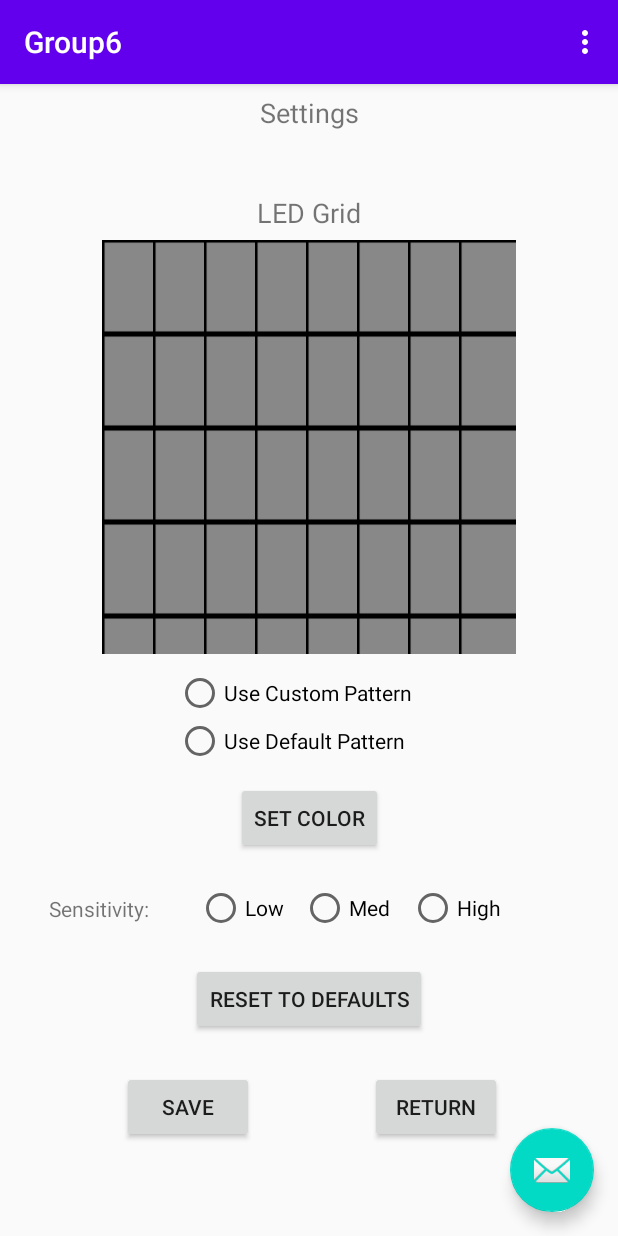
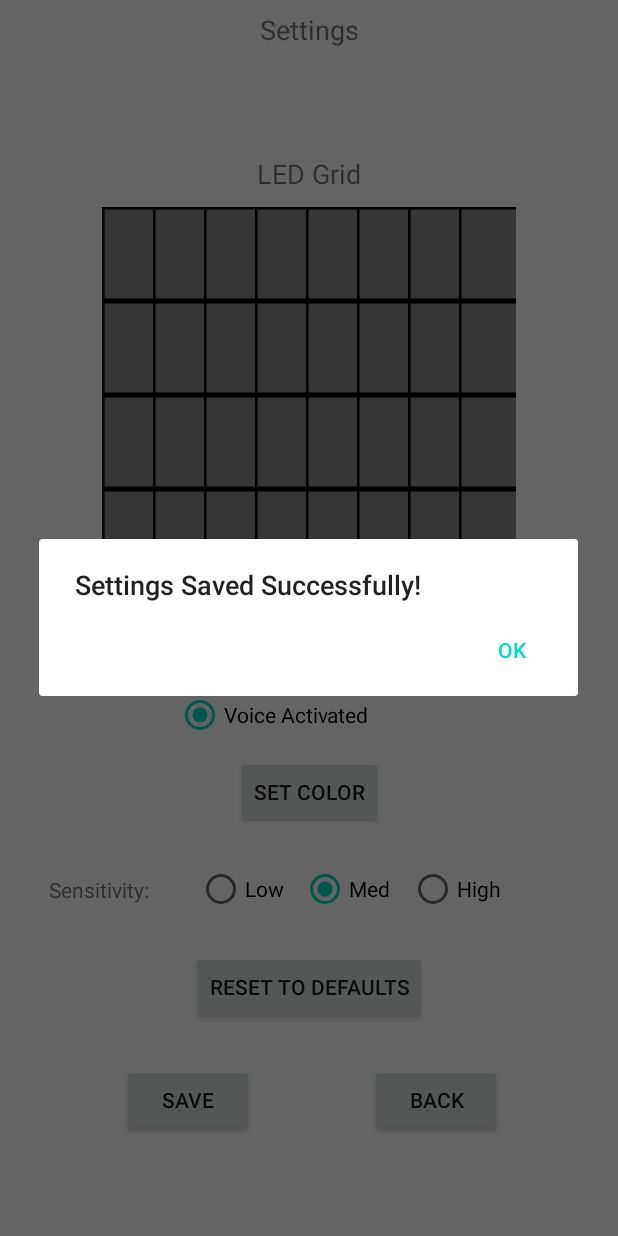
Before and after one commit to mlopezcruz2015/Group6, an Android app: the SettingsFragment screen opened through its navigation route, after a tap on "SAVE", on a phone screen of 412 x 824 dp. Run offline under Robolectric (Android 15) with nearby library versions, the phone set to English and light mode, and no system bars; 1 other tap on this screen came first.

Commit message:
Set up settings and shared prefs.

```diff
--- a/app/build.gradle
+++ b/app/build.gradle
@@ -35,4 +35,5 @@ dependencies {
     androidTestImplementation 'androidx.test.ext:junit:1.1.1'
     androidTestImplementation 'androidx.test.espresso:espresso-core:3.2.0'
     implementation 'androidx.gridlayout:gridlayout:1.0.0'
+    implementation 'com.google.code.gson:gson:2.8.5'
 }
--- a/app/src/main/java/com/example/group6/ImageAdapter.java
+++ b/app/src/main/java/com/example/group6/ImageAdapter.java
@@ -114,7 +114,6 @@ public class ImageAdapter extends BaseAdapter {
      */
     public void resetGrid()
     {
-        //Iterate through all positions possible and reset them. 8x8 = 64
         for (int x = 0; x < 64; x++)
         {
             //Get ImageView to reset to off.
@@ -147,6 +146,23 @@ public class ImageAdapter extends BaseAdapter {
         }
     }
 
+    public void loadMatrixPositions(boolean[][] pattern)
+    {
+        if (pattern != null) {
+            for (int x = 0; x < 8; x++) {
+                for (int y = 0; y < 8; y++) {
+                    if (pattern[x][y]) {
+                        ImageView curChosen = (ImageView) this.getChangeable(x, y);
+
+                        if (curChosen != null) {
+                            curChosen.setBackgroundColor(ON);
+                        }
+                    }
+                }
+            }
+        }
+    }
+
     public boolean[][] getMatrixPattern()
     {
         return matrix_pattern;
--- a/app/src/main/java/com/example/group6/MainActivity.java
+++ b/app/src/main/java/com/example/group6/MainActivity.java
@@ -1,34 +1,24 @@
 package com.example.group6;
 
+import android.content.Context;
+import android.content.SharedPreferences;
+import android.media.AudioManager;
 import android.os.Bundle;
 
-import com.google.android.material.floatingactionbutton.FloatingActionButton;
-import com.google.android.material.snackbar.Snackbar;
+import androidx.appcompat.app.AppCompatActivity;
+import androidx.appcompat.app.AppCompatDelegate;
 
-import androidx.appcompat.app.AppCompatActivity;
-import androidx.appcompat.widget.Toolbar;
-
-import android.view.View;
 import android.view.Menu;
 import android.view.MenuItem;
 
 public class MainActivity extends AppCompatActivity {
 
+    private SharedPreferences prefs;
+
     @Override
     protected void onCreate(Bundle savedInstanceState) {
         super.onCreate(savedInstanceState);
         setContentView(R.layout.activity_main);
-        Toolbar toolbar = findViewById(R.id.toolbar);
-        setSupportActionBar(toolbar);
-
-        FloatingActionButton fab = findViewById(R.id.fab);
-        fab.setOnClickListener(new View.OnClickListener() {
-            @Override
-            public void onClick(View view) {
-                Snackbar.make(view, "Replace with your own action", Snackbar.LENGTH_LONG)
-                        .setAction("Action", null).show();
-            }
-        });
     }
 
     @Override
@@ -52,4 +42,12 @@ public class MainActivity extends AppCompatActivity {
 
         return super.onOptionsItemSelected(item);
     }
+
+    public void CheckSettings()
+    {
+        //Preferences is where the saved settings are.
+        prefs = getSharedPreferences("com.example.group6.ledsettings", MODE_PRIVATE);
+        SharedPreferences.Editor editor = prefs.edit();
+        Settings settings = new Settings(prefs, editor);
+    }
 }
--- /dev/null
+++ b/app/src/main/java/com/example/group6/Settings.java
@@ -0,0 +1,87 @@
+package com.example.group6;
+
+import android.content.SharedPreferences;
+
+import com.google.gson.Gson;
+
+/**
+ * Manages the settings information for the game
+ */
+public class Settings
+{
+    private SharedPreferences prefs;        //Grab the saved SharePreferences
+    private SharedPreferences.Editor editor;//Create prefs editor
+    private final static String sharedPrefFile = "com.example.group6.ledsettings";
+
+    /**
+     * Constructor for settings
+     * @param prefs SharedPreferences object to store and retrieve the preferences.
+     * @param editor editor for the shared preferences.
+     * @author Michael Lopez
+     */
+    public Settings(SharedPreferences prefs, SharedPreferences.Editor editor)
+    {
+        this.prefs = prefs;
+        this.editor = editor;
+    }
+
+
+    /**
+     * Retrieves the use custom pattern value stored in preferences.
+     * @return boolean value for the saved preference for use custom pattern
+     * @author Michael Lopez
+     */
+    public boolean getUseCustomPattern()
+    {
+        return prefs.getBoolean("custom_pattern_on", false);
+    }
+
+    /**
+     * Updates the autosave preference
+     * @param useCustomPattern boolean value for the use custom pattern preference to set.
+     * @author Michael Lopez
+     */
+    public void setUseCustomPattern(boolean useCustomPattern)
+    {
+        editor.putBoolean("custom_pattern_on", useCustomPattern);
+        editor.commit();
+    }
+
+    /**
+     * Retrieves the sensitivity value stored in preferences.
+     * @return int value for the saved preference for the sensitivity
+     * @author Michael Lopez
+     */
+    public int getSensitivity()
+    {
+        return prefs.getInt("sensitivity",1);
+    }
+
+    /**
+     * Updates the theme preference
+     * @param sensitivity int value for the theme preference to set.
+     * @author Michael Lopez
+     */
+    public void setSensitivity(int sensitivity)
+    {
+        editor.putInt("sensitivity", sensitivity);
+        editor.apply();
+    }
+
+    public boolean[][] getLEDPattern()
+    {
+        Gson gson = new Gson();
+        String json = prefs.getString("LEDPattern", "");
+
+        boolean[][] pattern = gson.fromJson(json, boolean[][].class);
+        return pattern;
+    }
+
+    public void setLEDPattern(boolean[][] pattern)
+    {
+        Gson gson = new Gson();
+        String json = gson.toJson(pattern);
+        editor.putString("LEDPattern", json);
+        editor.commit();
+    }
+}
--- a/app/src/main/java/com/example/group6/SettingsFragment.java
+++ b/app/src/main/java/com/example/group6/SettingsFragment.java
@@ -1,6 +1,7 @@
 package com.example.group6;
 
 import android.content.DialogInterface;
+import android.content.SharedPreferences;
 import android.graphics.Color;
 import android.graphics.drawable.ColorDrawable;
 import android.graphics.drawable.Drawable;
@@ -13,6 +14,8 @@ import android.widget.Button;
 import android.widget.GridLayout;
 import android.widget.GridView;
 import android.widget.ImageView;
+import android.widget.RadioButton;
+import android.widget.RadioGroup;
 
 import androidx.annotation.NonNull;
 import androidx.appcompat.app.AlertDialog;
@@ -24,6 +27,8 @@ public class SettingsFragment extends Fragment {
 
     private ImageAdapter imageAdapter;
     private FragmentActivity activity;
+    private SharedPreferences prefs;
+    private Settings settings;
 
     @Override
     public View onCreateView(
@@ -46,12 +51,33 @@ public class SettingsFragment extends Fragment {
         });
 
         activity = this.getActivity();
+
+        //Preferences is where the saved settings are.
+        prefs = this.getActivity().getSharedPreferences("com.example.group6.ledsettings", this.getActivity().MODE_PRIVATE);
+        SharedPreferences.Editor editor = prefs.edit();
+        settings = new Settings(prefs, editor);
+
         final GridView grid = getView().findViewById(R.id.grid_led_matrix);
         imageAdapter = new ImageAdapter(activity);
         grid.setAdapter(imageAdapter);
 
         createSaveButton();
+        createSetDefaultsButton();
         createGridClickable(grid);
+
+        updateSettingsControls(settings.getUseCustomPattern(), settings.getSensitivity(), settings.getLEDPattern());
+    }
+
+    public void updateSettingsControls(boolean useCustomPattern, int sensitivity, boolean[][] LEDPattern)
+    {
+        updateUseCustomPatternSelection(useCustomPattern);
+        updateSensitivitySelection(sensitivity);
+        updateLEDPattern(LEDPattern);
+    }
+
+    private void updateLEDPattern(boolean[][] LEDPattern)
+    {
+        imageAdapter.loadMatrixPositions(LEDPattern);
     }
 
     /**
@@ -59,14 +85,88 @@ public class SettingsFragment extends Fragment {
      */
     private void createSaveButton()
     {
-        Button reset_grid = getView().findViewById(R.id.button_save);
-        reset_grid.setOnClickListener(new View.OnClickListener() {
+        Button save_button = getView().findViewById(R.id.button_save);
+        save_button.setOnClickListener(new View.OnClickListener() {
             public void onClick(View v)
             {
+
+                //Save ImageAdapter positions
                 imageAdapter.setMatrixPositions();
-                boolean[][] test = imageAdapter.getMatrixPattern();
+                settings.setLEDPattern(imageAdapter.getMatrixPattern());
+
+                //Save other settings
+                settings.setUseCustomPattern(((RadioButton)getView().findViewById(R.id.radiobutton_custom_pattern)).isChecked());
+
+                int rbID = ((RadioGroup)getView().findViewById(R.id.radiogroup_sensitivity)).getCheckedRadioButtonId();
+                switch(rbID)
+                {
+                    case(R.id.radiobutton_low):
+                        settings.setSensitivity(0);
+                        break;
+                    case(R.id.radiobutton_med):
+                        settings.setSensitivity(1);
+                        break;
+                    case(R.id.radiobutton_high):
+                        settings.setSensitivity(2);
+                        break;
+                    default:
+                        settings.setSensitivity(1);
+                        break;
+                }
+
+                new AlertDialog.Builder(getActivity())
+                        .setTitle("Settings Saved Successfully!")
+                        .setCancelable(false)
+                        .setPositiveButton("OK", new DialogInterface.OnClickListener() {
+                            @Override
+                            public void onClick(DialogInterface dialog, int which)
+                            {
+                            }
+                        }).show();
             }
         });
+    }
+
+    /**
+     * Creates the button that sets to defaults
+     */
+    private void createSetDefaultsButton() {
+        Button reset_defaults_button = getView().findViewById(R.id.button_reset_to_defaults);
+        reset_defaults_button.setOnClickListener(new View.OnClickListener() {
+            public void onClick(View v) {
+
+                ((RadioButton) getView().findViewById(R.id.radiobutton_default_pattern)).setChecked(true);
+                ((RadioButton) ((RadioGroup) getView().findViewById(R.id.radiogroup_sensitivity)).getChildAt(1)).setChecked(true);
+
+
+            }
+        });
+    }
+
+    public void updateUseCustomPatternSelection(boolean useCustomPattern)
+    {
+        RadioButton rb;
+        if (useCustomPattern)
+        {
+            rb = getView().findViewById(R.id.radiobutton_custom_pattern);
+        }
+        else
+        {
+            rb = getView().findViewById(R.id.radiobutton_default_pattern);
+        }
+
+        rb.setChecked(true);
+    }
+
+    public void updateSensitivitySelection(int sensitivity)
+    {
+        if (sensitivity < 0)
+            sensitivity = 0;
+        else if (sensitivity > 2)
+            sensitivity = 2;
+
+
+        ((RadioButton) ((RadioGroup)this.getView().findViewById(R.id.radiogroup_sensitivity)).getChildAt(sensitivity)).setChecked(true);
     }
 
     /**
--- a/app/src/main/res/layout/activity_main.xml
+++ b/app/src/main/res/layout/activity_main.xml
@@ -9,25 +9,8 @@
     <com.google.android.material.appbar.AppBarLayout
         android:layout_width="match_parent"
         android:layout_height="wrap_content"
-        android:theme="@style/AppTheme.AppBarOverlay">
-
-        <androidx.appcompat.widget.Toolbar
-            android:id="@+id/toolbar"
-            android:layout_width="match_parent"
-            android:layout_height="?attr/actionBarSize"
-            android:background="?attr/colorPrimary"
-            app:popupTheme="@style/AppTheme.PopupOverlay" />
-
-    </com.google.android.material.appbar.AppBarLayout>
+        android:theme="@style/AppTheme.AppBarOverlay"/>
 
     <include layout="@layout/content_main" />
 
-    <com.google.android.material.floatingactionbutton.FloatingActionButton
-        android:id="@+id/fab"
-        android:layout_width="wrap_content"
-        android:layout_height="wrap_content"
-        android:layout_gravity="bottom|end"
-        android:layout_margin="@dimen/fab_margin"
-        app:srcCompat="@android:drawable/ic_dialog_email" />
-
 </androidx.coordinatorlayout.widget.CoordinatorLayout>
--- a/app/src/main/res/values/strings.xml
+++ b/app/src/main/res/values/strings.xml
@@ -14,7 +14,7 @@
     <string name="connect_device">Connect Device</string>
     <string name="connection_status_label">Connection Status:</string>
     <string name="connection_status">Not Connected</string>
-    <string name="returnText">Return</string>
+    <string name="returnText">Back</string>
     <string name="select_paired_device">Select Paired Device:</string>
     <string name="set_color">Set Color</string>
     <string name="reset_to_defaults">Reset to Defaults</string>
@@ -22,7 +22,7 @@
     <string name="med">Med</string>
     <string name="high">High</string>
     <string name="sensitivity">Sensitivity:</string>
-    <string name="use_custom_pattern">Use Custom Pattern</string>
-    <string name="use_default_pattern">Use Default Pattern</string>
+    <string name="use_custom_pattern">Custom Pattern</string>
+    <string name="use_default_pattern">Voice Activated</string>
     <string name="led_grid">LED Grid</string>
 </resources>
```
